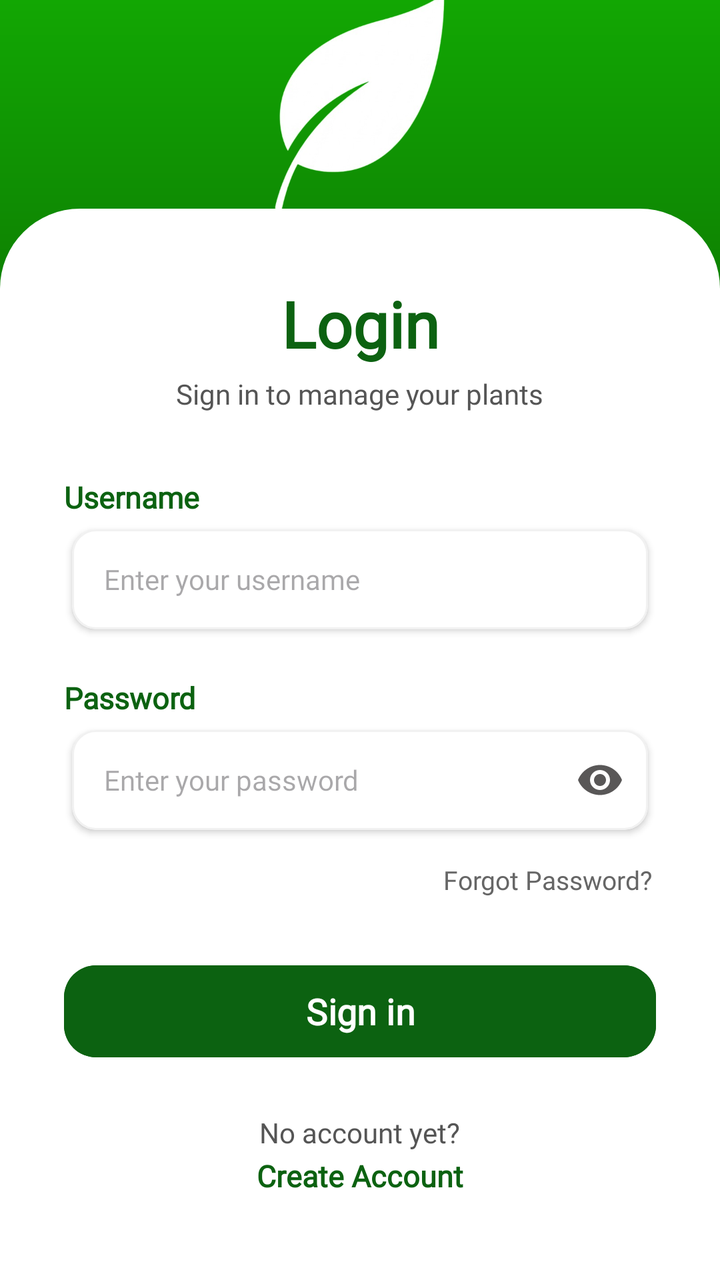
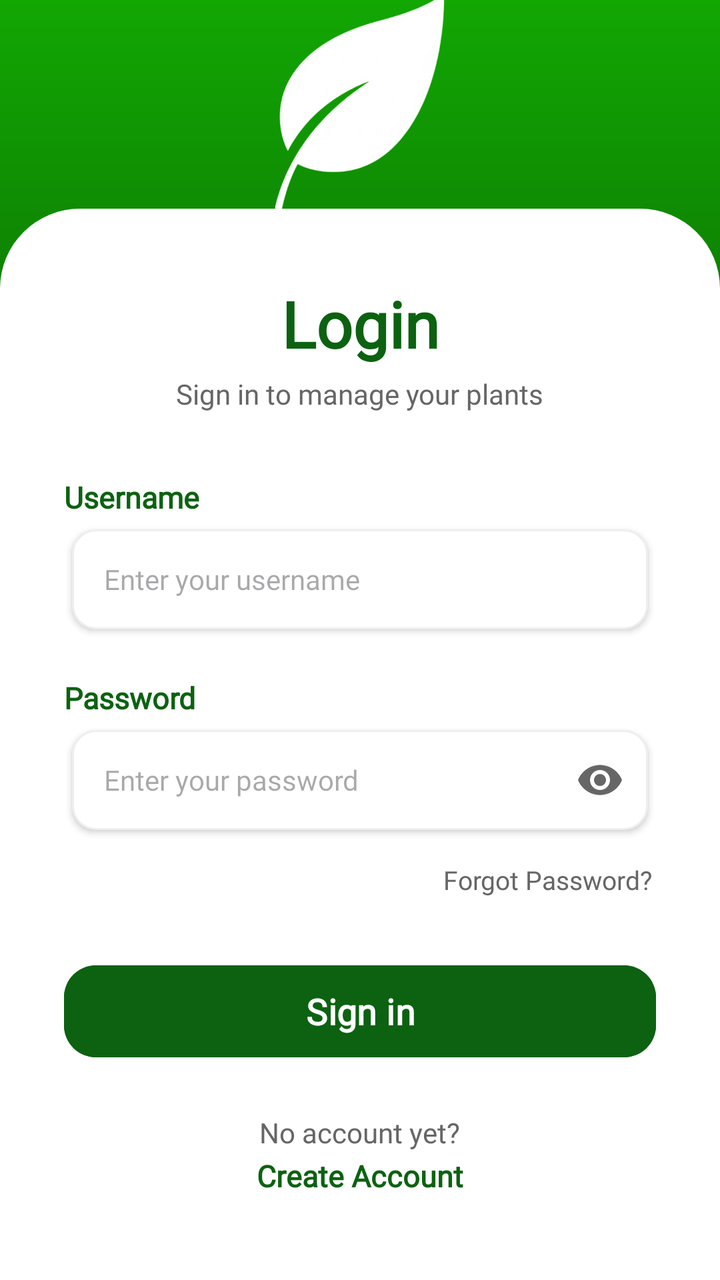

Before-and-after screenshots of an Android layout around one commit, followed by the original layout XML and the change that was made.
<!-- AndroidManifest.xml: application theme Theme.SmartGrow -->
<!-- res/layout/activity_login.xml -->
<?xml version="1.0" encoding="utf-8"?>
<androidx.constraintlayout.widget.ConstraintLayout
    xmlns:android="http://schemas.android.com/apk/res/android"
    xmlns:app="http://schemas.android.com/apk/res-auto"
    android:layout_width="match_parent"
    android:layout_height="match_parent"
    android:background="@drawable/gradient_splash_bg">

    
    <FrameLayout
        android:id="@+id/layout_top_logo"
        android:layout_width="match_parent"
        android:layout_height="0dp"
        app:layout_constraintTop_toTopOf="parent"
        app:layout_constraintBottom_toTopOf="@+id/scroll_view_login"
        app:layout_constraintVertical_weight="1">

        <ImageView
            android:id="@+id/img_login_logo"
            android:layout_width="120dp"
            android:layout_height="120dp"
            android:layout_gravity="center"
            android:src="@drawable/smartgrow_logo"
            android:contentDescription="SmartGrow Logo" />
    </FrameLayout>

    
    <androidx.core.widget.NestedScrollView
        android:id="@+id/scroll_view_login"
        android:layout_width="match_parent"
        android:layout_height="wrap_content"
        android:background="@drawable/white_card_top_rounded"
        android:fillViewport="true"
        app:layout_constraintBottom_toBottomOf="parent"
        app:layout_constraintTop_toBottomOf="@id/layout_top_logo"
        app:layout_constraintVertical_weight="2">

        <androidx.constraintlayout.widget.ConstraintLayout
            android:layout_width="match_parent"
            android:layout_height="wrap_content"
            android:paddingHorizontal="32dp"
            android:paddingTop="36dp"
            android:paddingBottom="40dp">

            <TextView
                android:id="@+id/tv_login_title"
                android:layout_width="wrap_content"
                android:layout_height="wrap_content"
                android:text="Login"
                android:textSize="32sp"
                android:fontFamily="@font/poppins"
                android:textStyle="bold"
                android:textColor="#0C6211"
                app:layout_constraintTop_toTopOf="parent"
                app:layout_constraintStart_toStartOf="parent"
                app:layout_constraintEnd_toEndOf="parent" />

            <TextView
                android:id="@+id/tv_login_subtitle"
                android:layout_width="wrap_content"
                android:layout_height="wrap_content"
                android:text="Sign in to manage your plants"
                android:textSize="14sp"
                android:fontFamily="@font/poppins"
                android:textColor="#555555"
                android:layout_marginTop="4dp"
                app:layout_constraintTop_toBottomOf="@id/tv_login_title"
                app:layout_constraintStart_toStartOf="parent"
                app:layout_constraintEnd_toEndOf="parent" />

            <LinearLayout
                android:id="@+id/layout_form"
                android:layout_width="match_parent"
                android:layout_height="wrap_content"
                android:orientation="vertical"
                android:layout_marginTop="32dp"
                app:layout_constraintTop_toBottomOf="@id/tv_login_subtitle">

                <TextView
                    android:layout_width="wrap_content"
                    android:layout_height="wrap_content"
                    android:text="Username"
                    android:textColor="#0C6211"
                    android:textSize="15sp"
                    android:textStyle="bold"
                    android:fontFamily="@font/poppins"
                    android:layout_marginBottom="6dp" />

                <com.google.android.material.card.MaterialCardView
                    android:layout_width="match_parent"
                    android:layout_height="50dp"
                    android:layout_marginHorizontal="4dp"
                    android:layout_marginBottom="4dp"
                    app:cardElevation="2dp"
                    app:cardCornerRadius="12dp"
                    app:cardBackgroundColor="#FFFFFF"
                    app:strokeWidth="1dp"
                    app:strokeColor="#F1F1F1">

                    <EditText
                        android:id="@+id/et_username"
                        android:layout_width="match_parent"
                        android:layout_height="match_parent"
                        android:background="@null"
                        android:hint="Enter your username"
                        android:inputType="text"
                        android:paddingHorizontal="16dp"
                        android:textSize="14sp"
                        android:textColor="#333333"
                        android:fontFamily="@font/poppins" />
                </com.google.android.material.card.MaterialCardView>

                <TextView
                    android:layout_width="wrap_content"
                    android:layout_height="wrap_content"
                    android:text="Password"
                    android:textColor="#0C6211"
                    android:textSize="15sp"
                    android:textStyle="bold"
                    android:fontFamily="@font/poppins"
                    android:layout_marginTop="20dp"
                    android:layout_marginBottom="6dp" />

                <com.google.android.material.card.MaterialCardView
                    android:layout_width="match_parent"
                    android:layout_height="50dp"
                    android:layout_marginHorizontal="4dp"
                    android:layout_marginBottom="4dp"
                    app:cardElevation="2dp"
                    app:cardCornerRadius="12dp"
                    app:cardBackgroundColor="#FFFFFF"
                    app:strokeWidth="1dp"
                    app:strokeColor="#F1F1F1">

                    <com.google.android.material.textfield.TextInputLayout
                        android:layout_width="match_parent"
                        android:layout_height="match_parent"
                        app:hintEnabled="false"
                        app:passwordToggleEnabled="true"
                        app:passwordToggleTint="#595757"
                        style="@style/Widget.Design.TextInputLayout">

                        <com.google.android.material.textfield.TextInputEditText
                            android:id="@+id/et_password"
                            android:layout_width="match_parent"
                            android:layout_height="match_parent"
                            android:background="@null"
                            android:hint="Enter your password"
                            android:inputType="textPassword"
                            android:paddingHorizontal="16dp"
                            android:textSize="14sp"
                            android:textColor="#333333"
                            android:fontFamily="@font/poppins" />
                    </com.google.android.material.textfield.TextInputLayout>
                </com.google.android.material.card.MaterialCardView>

                <TextView
                    android:id="@+id/tv_forgot_password"
                    android:layout_width="wrap_content"
                    android:layout_height="wrap_content"
                    android:text="Forgot Password?"
                    android:textSize="13sp"
                    android:fontFamily="@font/poppins"
                    android:textColor="#666666"
                    android:layout_gravity="end"
                    android:layout_marginTop="10dp"
                    android:padding="2dp"
                    android:clickable="true"
                    android:focusable="true" />
            </LinearLayout>

            <com.google.android.material.button.MaterialButton
                android:id="@+id/btn_login"
                android:layout_width="match_parent"
                android:layout_height="54dp"
                android:text="Sign in"
                android:textSize="18sp"
                android:fontFamily="@font/poppins"
                android:textStyle="bold"
                android:textColor="@color/white"
                android:textAllCaps="false"
                android:backgroundTint="#0C6211"
                app:cornerRadius="16dp"
                android:elevation="4dp"
                android:clickable="true"
                android:focusable="true"
                android:layout_marginTop="28dp"
                app:layout_constraintTop_toBottomOf="@id/layout_form" />

            <LinearLayout
                android:id="@+id/layout_signup_link"
                android:layout_width="wrap_content"
                android:layout_height="wrap_content"
                android:orientation="vertical"
                android:gravity="center"
                android:layout_marginTop="24dp"
                app:layout_constraintTop_toBottomOf="@id/btn_login"
                app:layout_constraintStart_toStartOf="parent"
                app:layout_constraintEnd_toEndOf="parent">

                <TextView
                    android:layout_width="wrap_content"
                    android:layout_height="wrap_content"
                    android:text="No account yet?"
                    android:textColor="#555555"
                    android:fontFamily="@font/poppins"
                    android:textSize="14sp" />

                <TextView
                    android:id="@+id/tv_go_to_register"
                    android:layout_width="wrap_content"
                    android:layout_height="wrap_content"
                    android:text="Create Account"
                    android:textColor="#0C6211"
                    android:textStyle="bold"
                    android:fontFamily="@font/poppins"
                    android:textSize="15sp"
                    android:padding="2dp"
                    android:clickable="true"
                    android:focusable="true" />
            </LinearLayout>

        </androidx.constraintlayout.widget.ConstraintLayout>
    </androidx.core.widget.NestedScrollView>

</androidx.constraintlayout.widget.ConstraintLayout>
<!-- resources referenced by this layout -->
<resources>
  <color name="white">#FFFFFFFF</color>
  <!-- drawable gradient_splash_bg (drawable) -->
  <?xml version="1.0" encoding="utf-8"?>
  <shape xmlns:android="http://schemas.android.com/apk/res/android"
      android:shape="rectangle">
      <gradient
          android:startColor="#12A703"
          android:endColor="#000000"
          android:angle="270" />
  </shape>
  <!-- drawable smartgrow_logo: png bitmap (drawable, 73503 bytes) -->
  <!-- drawable white_card_top_rounded (drawable) -->
  <?xml version="1.0" encoding="utf-8"?>
  <shape xmlns:android="http://schemas.android.com/apk/res/android"
      android:shape="rectangle">
      <solid android:color="#FFFFFF" />
      <corners
          android:topLeftRadius="40dp"
          android:topRightRadius="40dp"
          android:bottomLeftRadius="0dp"
          android:bottomRightRadius="0dp" />
  </shape>
  <style name="Theme.SmartGrow" parent="Base.Theme.SmartGrow" />
  <style name="Base.Theme.SmartGrow" parent="Theme.Material3.DayNight.NoActionBar">
          <item name="android:windowBackground">@android:color/white</item>
          <item name="android:windowDisablePreview">true</item>
  
          
          <item name="android:statusBarColor">#FFFFFF</item>
          <item name="android:windowLightStatusBar">true</item>
  
          
          <item name="android:navigationBarColor">#FFFFFF</item>
          <item name="android:windowLightNavigationBar" tools:targetApi="o">true</item>
  
          <item name="android:windowDrawsSystemBarBackgrounds">true</item>
          <item name="android:windowTranslucentStatus">false</item>
          <item name="android:windowTranslucentNavigation">false</item>
      </style>
</resources>

<!-- the commit's change to res/layout/activity_login.xml (unified diff, before → after) -->
@@ -50,7 +50,7 @@
                 android:textSize="32sp"
                 android:fontFamily="@font/poppins"
                 android:textStyle="bold"
-                android:textColor="#0C6211"
+                android:textColor="@color/primary_green"
                 app:layout_constraintTop_toTopOf="parent"
                 app:layout_constraintStart_toStartOf="parent"
                 app:layout_constraintEnd_toEndOf="parent" />
@@ -62,7 +62,7 @@
                 android:text="Sign in to manage your plants"
                 android:textSize="14sp"
                 android:fontFamily="@font/poppins"
-                android:textColor="#555555"
+                android:textColor="@color/text_secondary"
                 android:layout_marginTop="4dp"
                 app:layout_constraintTop_toBottomOf="@id/tv_login_title"
                 app:layout_constraintStart_toStartOf="parent"
@@ -80,7 +80,7 @@
                     android:layout_width="wrap_content"
                     android:layout_height="wrap_content"
                     android:text="Username"
-                    android:textColor="#0C6211"
+                    android:textColor="@color/primary_green"
                     android:textSize="15sp"
                     android:textStyle="bold"
                     android:fontFamily="@font/poppins"
@@ -93,9 +93,9 @@
                     android:layout_marginBottom="4dp"
                     app:cardElevation="2dp"
                     app:cardCornerRadius="12dp"
-                    app:cardBackgroundColor="#FFFFFF"
+                    app:cardBackgroundColor="@color/card_background"
                     app:strokeWidth="1dp"
-                    app:strokeColor="#F1F1F1">
+                    app:strokeColor="@color/divider">
 
                     <EditText
                         android:id="@+id/et_username"
@@ -106,7 +106,7 @@
                         android:inputType="text"
                         android:paddingHorizontal="16dp"
                         android:textSize="14sp"
-                        android:textColor="#333333"
+                        android:textColor="@color/text_primary"
                         android:fontFamily="@font/poppins" />
                 </com.google.android.material.card.MaterialCardView>
 
@@ -114,7 +114,7 @@
                     android:layout_width="wrap_content"
                     android:layout_height="wrap_content"
                     android:text="Password"
-                    android:textColor="#0C6211"
+                    android:textColor="@color/primary_green"
                     android:textSize="15sp"
                     android:textStyle="bold"
                     android:fontFamily="@font/poppins"
@@ -128,16 +128,16 @@
                     android:layout_marginBottom="4dp"
                     app:cardElevation="2dp"
                     app:cardCornerRadius="12dp"
-                    app:cardBackgroundColor="#FFFFFF"
+                    app:cardBackgroundColor="@color/card_background"
                     app:strokeWidth="1dp"
-                    app:strokeColor="#F1F1F1">
+                    app:strokeColor="@color/divider">
 
                     <com.google.android.material.textfield.TextInputLayout
                         android:layout_width="match_parent"
                         android:layout_height="match_parent"
                         app:hintEnabled="false"
                         app:passwordToggleEnabled="true"
-                        app:passwordToggleTint="#595757"
+                        app:passwordToggleTint="@color/text_secondary"
                         style="@style/Widget.Design.TextInputLayout">
 
                         <com.google.android.material.textfield.TextInputEditText
@@ -149,7 +149,7 @@
                             android:inputType="textPassword"
                             android:paddingHorizontal="16dp"
                             android:textSize="14sp"
-                            android:textColor="#333333"
+                            android:textColor="@color/text_primary"
                             android:fontFamily="@font/poppins" />
                     </com.google.android.material.textfield.TextInputLayout>
                 </com.google.android.material.card.MaterialCardView>
@@ -161,7 +161,7 @@
                     android:text="Forgot Password?"
                     android:textSize="13sp"
                     android:fontFamily="@font/poppins"
-                    android:textColor="#666666"
+                    android:textColor="@color/text_secondary"
                     android:layout_gravity="end"
                     android:layout_marginTop="10dp"
                     android:padding="2dp"
@@ -179,7 +179,7 @@
                 android:textStyle="bold"
                 android:textColor="@color/white"
                 android:textAllCaps="false"
-                android:backgroundTint="#0C6211"
+                android:backgroundTint="@color/primary_green"
                 app:cornerRadius="16dp"
                 android:elevation="4dp"
                 android:clickable="true"
@@ -202,7 +202,7 @@
                     android:layout_width="wrap_content"
                     android:layout_height="wrap_content"
                     android:text="No account yet?"
-                    android:textColor="#555555"
+                    android:textColor="@color/text_secondary"
                     android:fontFamily="@font/poppins"
                     android:textSize="14sp" />
 
@@ -211,7 +211,7 @@
                     android:layout_width="wrap_content"
                     android:layout_height="wrap_content"
                     android:text="Create Account"
-                    android:textColor="#0C6211"
+                    android:textColor="@color/primary_green"
                     android:textStyle="bold"
                     android:fontFamily="@font/poppins"
                     android:textSize="15sp"
<!-- resource entries referenced after the edit -->
@@ -1,5 +1,10 @@
 <!-- resources referenced by this layout -->
 <resources>
+  <color name="card_background">#FFFFFF</color>
+  <color name="divider">#EEEEEE</color>
+  <color name="primary_green">#0C6211</color>
+  <color name="text_primary">#111111</color>
+  <color name="text_secondary">#666666</color>
   <color name="white">#FFFFFFFF</color>
   <!-- drawable gradient_splash_bg (drawable) -->
   <?xml version="1.0" encoding="utf-8"?>
@@ -15,7 +20,7 @@
   <?xml version="1.0" encoding="utf-8"?>
   <shape xmlns:android="http://schemas.android.com/apk/res/android"
       android:shape="rectangle">
-      <solid android:color="#FFFFFF" />
+      <solid android:color="@color/card_background" />
       <corners
           android:topLeftRadius="40dp"
           android:topRightRadius="40dp"
@@ -24,20 +29,21 @@
   </shape>
   <style name="Theme.SmartGrow" parent="Base.Theme.SmartGrow" />
   <style name="Base.Theme.SmartGrow" parent="Theme.Material3.DayNight.NoActionBar">
-          <item name="android:windowBackground">@android:color/white</item>
+          <item name="android:windowBackground">@color/background</item>
           <item name="android:windowDisablePreview">true</item>
   
           
-          <item name="android:statusBarColor">#FFFFFF</item>
+          <item name="android:statusBarColor">@color/background</item>
           <item name="android:windowLightStatusBar">true</item>
   
           
-          <item name="android:navigationBarColor">#FFFFFF</item>
+          <item name="android:navigationBarColor">@color/background</item>
           <item name="android:windowLightNavigationBar" tools:targetApi="o">true</item>
   
           <item name="android:windowDrawsSystemBarBackgrounds">true</item>
           <item name="android:windowTranslucentStatus">false</item>
           <item name="android:windowTranslucentNavigation">false</item>
       </style>
+  <color name="background">#F9FAFA</color>
 </resources>
 
